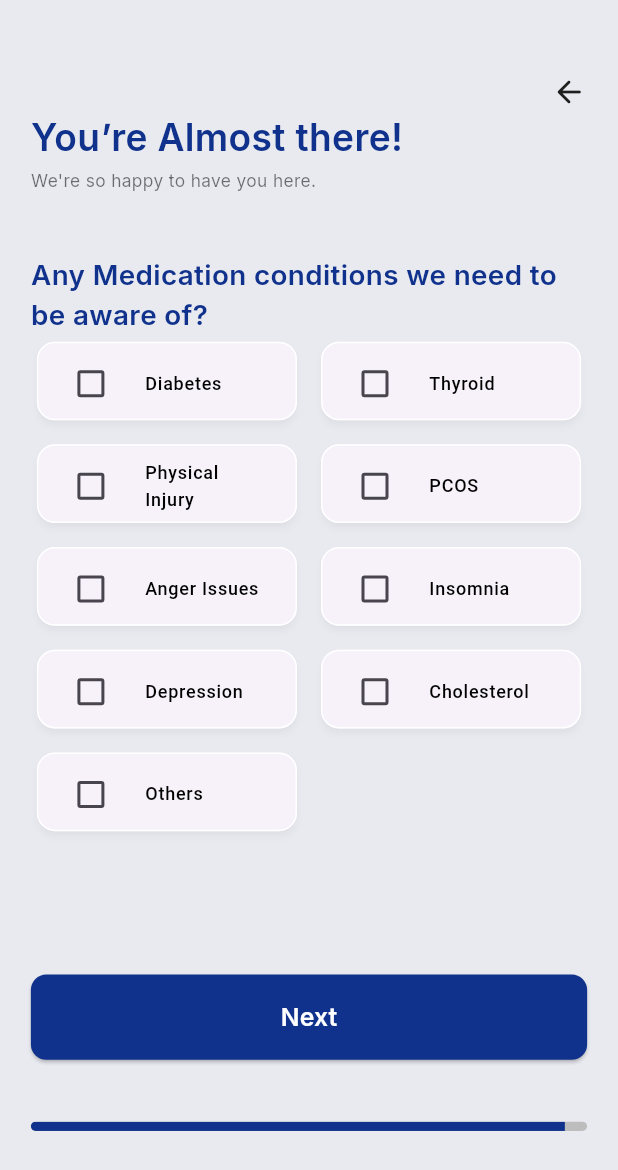
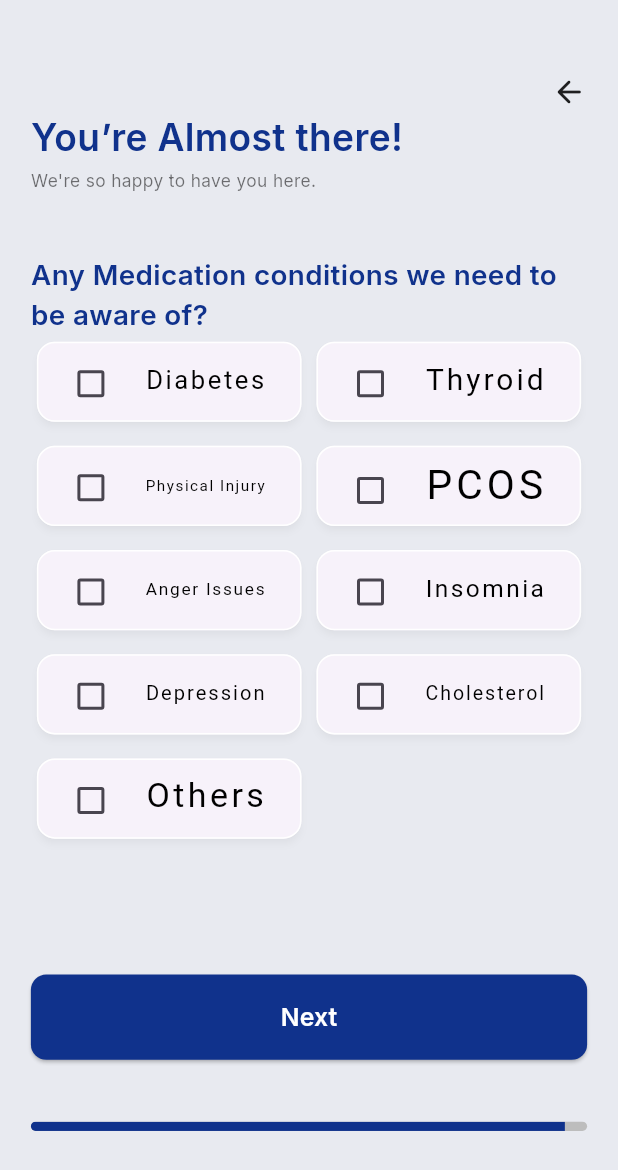
Before and after one commit to AaryaZ/Health-guide, a Flutter app: the PacePage screen opened directly with empty values, after a tap on "Next", on a phone screen of 412 x 824 dp. Shown: the top 1170 px of the screen. Run offline on Flutter 3.47's test engine with Material 3 defaults, Android fonts, the phone set to English and light mode, and no system bars; our stand-ins replace animated_text_kit, avatar_glow, country_picker, flutter_secure_storage, font_awesome_flutter, geocoding and 6 more; accounts and stored records are empty; network calls fail.

Commit message:
Minor fixes

```diff
--- a/lib/main.dart
+++ b/lib/main.dart
@@ -1,6 +1,4 @@
 import 'package:flutter/material.dart';
-import 'package:healthguide/screens/onboarding.dart';
-import 'package:healthguide/screens/set_tracker.dart';
 import 'package:healthguide/screens/splash.dart';
 
 void main() {
@@ -14,8 +12,7 @@
   Widget build(BuildContext context) {
     return MaterialApp(
       debugShowCheckedModeBanner: false,
-      // home: SetTracker(),
-      home: Onboarding(),
+      home: SplashScreen(),
     );
   }
 }
--- a/lib/screens/registration/email.dart
+++ b/lib/screens/registration/email.dart
@@ -178,7 +178,7 @@
                       borderRadius: BorderRadius.circular(
                           10), // Clip content to rounded borders
                       child: LinearProgressIndicator(
-                        value: 0.02,
+                        value: 0.98,
                         backgroundColor: Colors
                             .transparent, // Transparent background for rounded corners
                         valueColor:
--- a/lib/screens/registration/medical.dart
+++ b/lib/screens/registration/medical.dart
@@ -1,4 +1,5 @@
 import 'package:flutter/material.dart';
+import 'package:flutter/widgets.dart';
 import 'package:google_fonts/google_fonts.dart';
 import 'package:healthguide/screens/registration/email.dart';
 
@@ -95,7 +96,7 @@
                 gridDelegate: SliverGridDelegateWithFixedCrossAxisCount(
                   crossAxisCount: 2,
                   childAspectRatio: 3,
-                  crossAxisSpacing: 8,
+                  crossAxisSpacing: 2,
                   mainAxisSpacing: 8,
                 ),
                 itemCount: conditions.length,
@@ -110,12 +111,18 @@
                     elevation: selected[index] ? 5 : 2,
                     shadowColor: Colors.black.withOpacity(0.2),
                     child: CheckboxListTile(
-                      title: Text(
-                        conditions[index],
-                        style: TextStyle(
-                          fontSize: 12,
-                          fontWeight: FontWeight.w500,
-                          color: selected[index] ? dblue : Colors.black,
+                      title: FittedBox(
+                        fit: BoxFit.fitHeight,
+                        child: Text(
+                          conditions[index],
+                          style: TextStyle(
+                            fontSize: 5,
+                            // fontWeight: FontWeight.w500,
+                            color: selected[index] ? dblue : Colors.black,
+                          ),
+                          maxLines: 2,
+                          overflow: TextOverflow.visible,
+                          softWrap: true,
                         ),
                       ),
                       value: selected[index],
--- a/lib/screens/registration/pace.dart
+++ b/lib/screens/registration/pace.dart
@@ -81,8 +81,7 @@
             buildRadioOption('0.5 Kg per week'),
             buildRadioOption('0.75 Kg per week'),
             buildRadioOption('1 Kg per week'),
-            Spacer(),
-            SizedBox(height: screenHeight * 0.22),
+            SizedBox(height: screenHeight * 0.2),
             SizedBox(
               width: double.infinity,
               child: ElevatedButton(
--- a/lib/screens/registration/permissions.dart
+++ b/lib/screens/registration/permissions.dart
@@ -93,7 +93,7 @@
         ScaffoldMessenger.of(context).showSnackBar(
           SnackBarHG(
             title: "Registration Failed",
-            text: "Failed to register. Please try again later.",
+            text: "Please try again later.",
           ).show(),
         );
       }
@@ -169,8 +169,8 @@
             vertical: screenHeight * 0.04,
             horizontal:
                 screenWidth * 0.05), // 5% of screen width as horizontal padding
-        child: Center(
-          child: SingleChildScrollView(
+        child: SingleChildScrollView(
+          child: Center(
             child: Column(
               crossAxisAlignment: CrossAxisAlignment.start,
               children: [
```
Also changed, not shown: lib/Home/homeScreen.dart (+8 -5 lines), lib/screens/registration/active.dart (+5 -3 lines), lib/screens/registration/gender.dart (+9 -6 lines), 1 other file.
